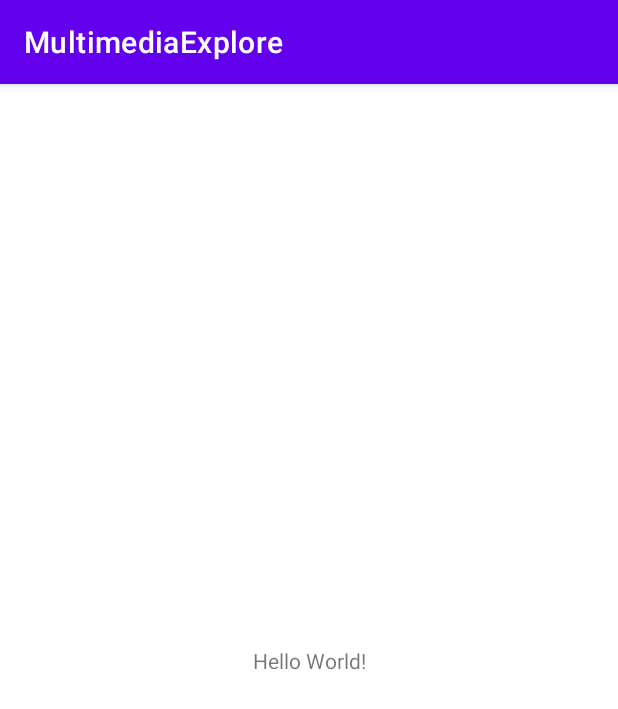
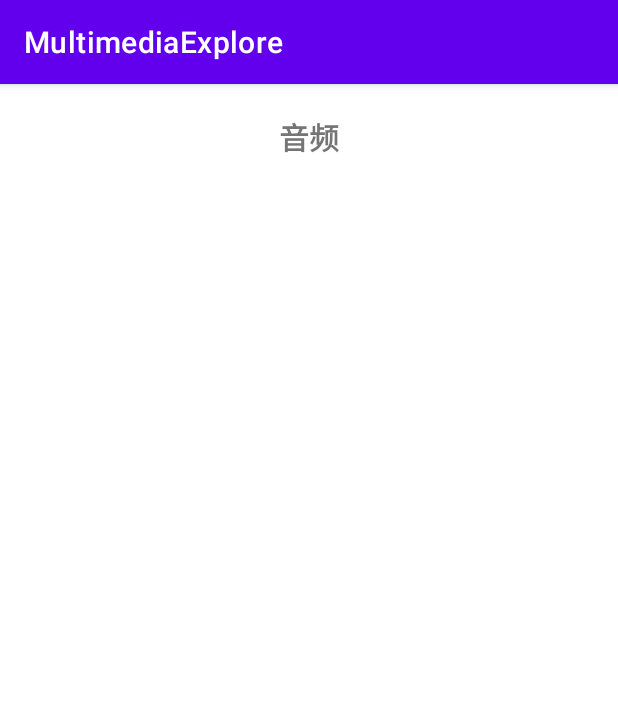
Before and after one commit to zhongyao/MultimediaExplore, an Android app: the screen it shows after launch (MainActivity before the commit, AudioActivity after it), on a phone screen of 412 x 824 dp. Shown: the top 709 px of the screen. Run offline under Robolectric (Android 15) with nearby library versions, the phone set to English and light mode, and no system bars.

Commit message:
创建音频Activity

```diff
--- /dev/null
+++ b/app/src/main/java/com/hongri/multimedia/audio/AudioActivity.java
@@ -0,0 +1,18 @@
+package com.hongri.multimedia.audio;
+
+import androidx.appcompat.app.AppCompatActivity;
+
+import android.os.Bundle;
+
+import com.hongri.multimedia.R;
+
+public class AudioActivity extends AppCompatActivity {
+
+    @Override
+    protected void onCreate(Bundle savedInstanceState) {
+        super.onCreate(savedInstanceState);
+        setContentView(R.layout.activity_audio);
+
+
+    }
+}
--- /dev/null
+++ b/app/src/main/res/layout/activity_audio.xml
@@ -0,0 +1,19 @@
+<?xml version="1.0" encoding="utf-8"?>
+<LinearLayout xmlns:android="http://schemas.android.com/apk/res/android"
+    xmlns:app="http://schemas.android.com/apk/res-auto"
+    xmlns:tools="http://schemas.android.com/tools"
+    android:layout_width="match_parent"
+    android:layout_height="match_parent"
+    tools:context=".audio.AudioActivity">
+
+    <TextView
+        android:layout_width="match_parent"
+        android:layout_height="wrap_content"
+        android:layout_gravity="top"
+        android:layout_marginTop="20dp"
+        android:gravity="center"
+        android:text="音频"
+        android:textSize="20sp"
+        android:textStyle="bold" />
+
+</LinearLayout>
--- a/app/src/main/res/layout/activity_main.xml
+++ b/app/src/main/res/layout/activity_main.xml
@@ -6,13 +6,13 @@
     android:layout_height="match_parent"
     tools:context=".MainActivity">
 
-    <TextView
+    <Button
+        android:id="@+id/audioBtn"
         android:layout_width="wrap_content"
         android:layout_height="wrap_content"
-        android:text="Hello World!"
+        android:text="音频录制Activity"
         app:layout_constraintBottom_toBottomOf="parent"
-        app:layout_constraintLeft_toLeftOf="parent"
-        app:layout_constraintRight_toRightOf="parent"
+        app:layout_constraintEnd_toEndOf="parent"
+        app:layout_constraintStart_toStartOf="parent"
         app:layout_constraintTop_toTopOf="parent" />
-
 </androidx.constraintlayout.widget.ConstraintLayout>
```
Also changed, not shown: app/src/main/AndroidManifest.xml (+8 -1 lines), app/src/main/java/com/hongri/multimedia/MainActivity.java (+26 -1 lines).
